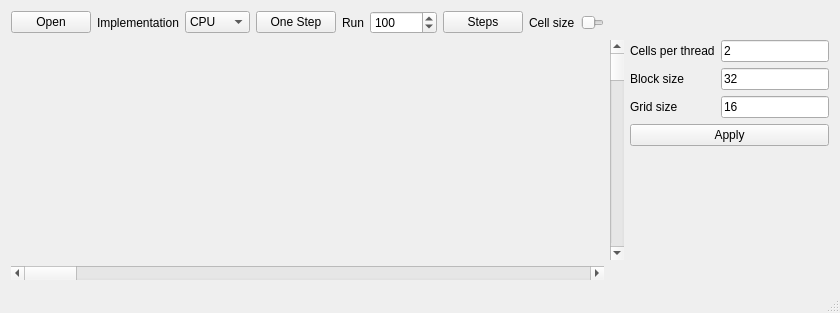
This is wireworld-cuda/mainwindow.ui in eszkadev/wireworld-cuda as Qt 5 draws it before an edit. The edited form follows.
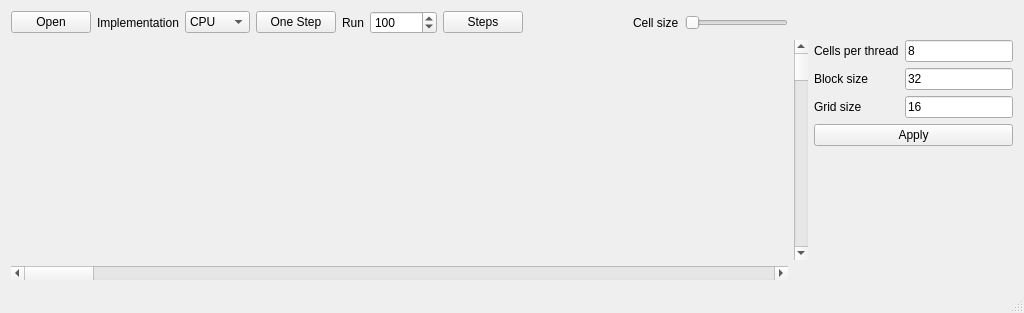
This is the edited form.

Commit message: Set default cell size to 8

```diff
--- a/wireworld-cuda/mainwindow.ui
+++ b/wireworld-cuda/mainwindow.ui
@@ -6,7 +6,7 @@
    <rect>
     <x>0</x>
     <y>0</y>
-    <width>840</width>
+    <width>1024</width>
     <height>313</height>
    </rect>
   </property>
@@ -145,7 +145,7 @@
          </sizepolicy>
         </property>
         <property name="text">
-         <string>2</string>
+         <string>8</string>
         </property>
        </widget>
       </item>
```
Left out of the diff: 2 changed lines with no effect on the pictures.
